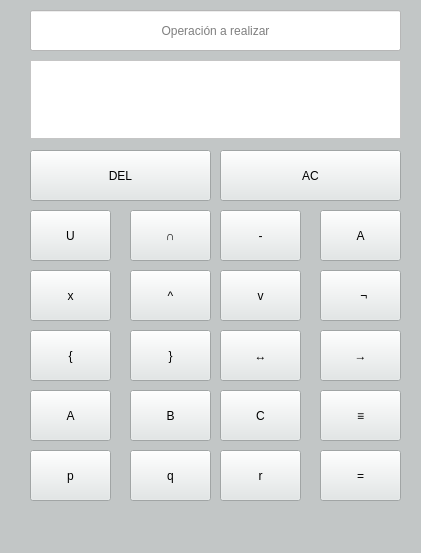
nanyssalazar/Calculadora-Binaria, file UI.ui: the form before one commit.
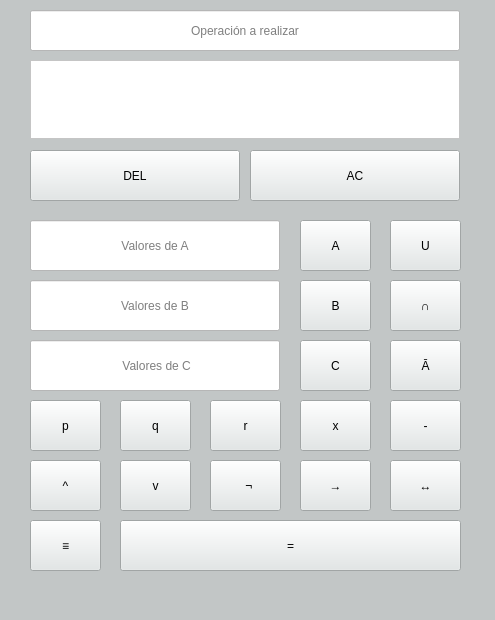
The form after the commit.

Commit message: Reacomodo de botones

Diff of the .ui file:
```diff
--- a/UI.ui
+++ b/UI.ui
@@ -9,8 +9,8 @@
    <rect>
     <x>0</x>
     <y>0</y>
-    <width>421</width>
-    <height>553</height>
+    <width>495</width>
+    <height>620</height>
    </rect>
   </property>
   <property name="maximumSize">
@@ -40,7 +40,7 @@
      <rect>
       <x>30</x>
       <y>150</y>
-      <width>181</width>
+      <width>210</width>
       <height>51</height>
      </rect>
     </property>
@@ -54,9 +54,9 @@
    <widget class="QPushButton" name="btn_ac">
     <property name="geometry">
      <rect>
-      <x>220</x>
+      <x>250</x>
       <y>150</y>
-      <width>181</width>
+      <width>210</width>
       <height>51</height>
      </rect>
     </property>
@@ -70,9 +70,9 @@
    <widget class="QPushButton" name="btn_union">
     <property name="geometry">
      <rect>
-      <x>30</x>
-      <y>210</y>
-      <width>81</width>
+      <x>390</x>
+      <y>220</y>
+      <width>71</width>
       <height>51</height>
      </rect>
     </property>
@@ -86,9 +86,9 @@
    <widget class="QPushButton" name="btn_interseccion">
     <property name="geometry">
      <rect>
-      <x>130</x>
-      <y>210</y>
-      <width>81</width>
+      <x>390</x>
+      <y>280</y>
+      <width>71</width>
       <height>51</height>
      </rect>
     </property>
@@ -102,9 +102,9 @@
    <widget class="QPushButton" name="btn_a">
     <property name="geometry">
      <rect>
-      <x>320</x>
-      <y>210</y>
-      <width>81</width>
+      <x>390</x>
+      <y>340</y>
+      <width>71</width>
       <height>51</height>
      </rect>
     </property>
@@ -112,15 +112,15 @@
      <string notr="true">background-color: rgb(226, 231, 231);</string>
     </property>
     <property name="text">
-     <string>A</string>
+     <string>Ā</string>
     </property>
    </widget>
    <widget class="QPushButton" name="btn_resta">
     <property name="geometry">
      <rect>
-      <x>220</x>
-      <y>210</y>
-      <width>81</width>
+      <x>390</x>
+      <y>400</y>
+      <width>71</width>
       <height>51</height>
      </rect>
     </property>
@@ -134,9 +134,9 @@
    <widget class="QPushButton" name="btn_not">
     <property name="geometry">
      <rect>
-      <x>320</x>
-      <y>270</y>
-      <width>81</width>
+      <x>210</x>
+      <y>460</y>
+      <width>71</width>
       <height>51</height>
      </rect>
     </property>
@@ -150,9 +150,9 @@
    <widget class="QPushButton" name="btn_and">
     <property name="geometry">
      <rect>
-      <x>130</x>
-      <y>270</y>
-      <width>81</width>
+      <x>30</x>
+      <y>460</y>
+      <width>71</width>
       <height>51</height>
      </rect>
     </property>
@@ -166,9 +166,9 @@
    <widget class="QPushButton" name="btn_x">
     <property name="geometry">
      <rect>
-      <x>30</x>
-      <y>270</y>
-      <width>81</width>
+      <x>300</x>
+      <y>400</y>
+      <width>71</width>
       <height>51</height>
      </rect>
     </property>
@@ -182,9 +182,9 @@
    <widget class="QPushButton" name="btn_or">
     <property name="geometry">
      <rect>
-      <x>220</x>
-      <y>270</y>
-      <width>81</width>
+      <x>120</x>
+      <y>460</y>
+      <width>71</width>
       <height>51</height>
      </rect>
     </property>
@@ -198,9 +198,9 @@
    <widget class="QPushButton" name="btn_relacional">
     <property name="geometry">
      <rect>
-      <x>320</x>
-      <y>330</y>
-      <width>81</width>
+      <x>300</x>
+      <y>460</y>
+      <width>71</width>
       <height>51</height>
      </rect>
     </property>
@@ -211,44 +211,12 @@
      <string>→</string>
     </property>
    </widget>
-   <widget class="QPushButton" name="btn_llavecerrar">
-    <property name="geometry">
-     <rect>
-      <x>130</x>
-      <y>330</y>
-      <width>81</width>
-      <height>51</height>
-     </rect>
-    </property>
-    <property name="styleSheet">
-     <string notr="true">background-color: rgb(226, 231, 231);</string>
-    </property>
-    <property name="text">
-     <string>}</string>
-    </property>
-   </widget>
-   <widget class="QPushButton" name="btn_llaveabrir">
-    <property name="geometry">
-     <rect>
-      <x>30</x>
-      <y>330</y>
-      <width>81</width>
-      <height>51</height>
-     </rect>
-    </property>
-    <property name="styleSheet">
-     <string notr="true">background-color: rgb(226, 231, 231);</string>
-    </property>
-    <property name="text">
-     <string>{</string>
-    </property>
-   </widget>
    <widget class="QPushButton" name="btn_birelaccional">
     <property name="geometry">
      <rect>
-      <x>220</x>
-      <y>330</y>
-      <width>81</width>
+      <x>390</x>
+      <y>460</y>
+      <width>71</width>
       <height>51</height>
      </rect>
     </property>
@@ -262,9 +230,9 @@
    <widget class="QPushButton" name="btn_equiv">
     <property name="geometry">
      <rect>
-      <x>320</x>
-      <y>390</y>
-      <width>81</width>
+      <x>30</x>
+      <y>520</y>
+      <width>71</width>
       <height>51</height>
      </rect>
     </property>
@@ -278,9 +246,9 @@
    <widget class="QPushButton" name="btn_conjB">
     <property name="geometry">
      <rect>
-      <x>130</x>
-      <y>390</y>
-      <width>81</width>
+      <x>300</x>
+      <y>280</y>
+      <width>71</width>
       <height>51</height>
      </rect>
     </property>
@@ -294,9 +262,9 @@
    <widget class="QPushButton" name="btn_conjA">
     <property name="geometry">
      <rect>
-      <x>30</x>
-      <y>390</y>
-      <width>81</width>
+      <x>300</x>
+      <y>220</y>
+      <width>71</width>
       <height>51</height>
      </rect>
     </property>
@@ -310,9 +278,9 @@
    <widget class="QPushButton" name="btn_conjC">
     <property name="geometry">
      <rect>
-      <x>220</x>
-      <y>390</y>
-      <width>81</width>
+      <x>300</x>
+      <y>340</y>
+      <width>71</width>
       <height>51</height>
      </rect>
     </property>
@@ -326,9 +294,9 @@
    <widget class="QPushButton" name="btn_igual">
     <property name="geometry">
      <rect>
-      <x>320</x>
-      <y>450</y>
-      <width>81</width>
+      <x>120</x>
+      <y>520</y>
+      <width>341</width>
       <height>51</height>
      </rect>
     </property>
@@ -342,9 +310,9 @@
    <widget class="QPushButton" name="btn_q">
     <property name="geometry">
      <rect>
-      <x>130</x>
-      <y>450</y>
-      <width>81</width>
+      <x>120</x>
+      <y>400</y>
+      <width>71</width>
       <height>51</height>
      </rect>
     </property>
@@ -359,8 +327,8 @@
     <property name="geometry">
      <rect>
       <x>30</x>
-      <y>450</y>
-      <width>81</width>
+      <y>400</y>
+      <width>71</width>
       <height>51</height>
      </rect>
     </property>
@@ -374,9 +342,9 @@
    <widget class="QPushButton" name="btn_r">
     <property name="geometry">
      <rect>
-      <x>220</x>
-      <y>450</y>
-      <width>81</width>
+      <x>210</x>
+      <y>400</y>
+      <width>71</width>
       <height>51</height>
      </rect>
     </property>
@@ -392,7 +360,7 @@
      <rect>
       <x>30</x>
       <y>60</y>
-      <width>371</width>
+      <width>430</width>
       <height>79</height>
      </rect>
     </property>
@@ -417,7 +385,7 @@
      <rect>
       <x>30</x>
       <y>10</y>
-      <width>371</width>
+      <width>430</width>
       <height>41</height>
      </rect>
     </property>
@@ -434,6 +402,72 @@
      <string>Operación a realizar</string>
     </property>
    </widget>
+   <widget class="QLineEdit" name="conjA">
+    <property name="geometry">
+     <rect>
+      <x>30</x>
+      <y>220</y>
+      <width>250</width>
+      <height>51</height>
+     </rect>
+    </property>
+    <property name="styleSheet">
+     <string notr="true">background-color: rgb(255, 255, 255);</string>
+    </property>
+    <property name="text">
+     <string/>
+    </property>
+    <property name="alignment">
+     <set>Qt::AlignCenter</set>
+    </property>
+    <property name="placeholderText">
+     <string>Valores de A</string>
+    </property>
+   </widget>
+   <widget class="QLineEdit" name="conjB">
+    <property name="geometry">
+     <rect>
+      <x>30</x>
+      <y>280</y>
+      <width>250</width>
+      <height>51</height>
+     </rect>
+    </property>
+    <property name="styleSheet">
+     <string notr="true">background-color: rgb(255, 255, 255);</string>
+    </property>
+    <property name="text">
+     <string/>
+    </property>
+    <property name="alignment">
+     <set>Qt::AlignCenter</set>
+    </property>
+    <property name="placeholderText">
+     <string>Valores de B</string>
+    </property>
+   </widget>
+   <widget class="QLineEdit" name="conjC">
+    <property name="geometry">
+     <rect>
+      <x>30</x>
+      <y>340</y>
+      <width>250</width>
+      <height>51</height>
+     </rect>
+    </property>
+    <property name="styleSheet">
+     <string notr="true">background-color: rgb(255, 255, 255);</string>
+    </property>
+    <property name="text">
+     <string/>
+    </property>
+    <property name="alignment">
+     <set>Qt::AlignCenter</set>
+    </property>
+    <property name="placeholderText">
+     <string> Valores de C</string>
+    </property>
+   </widget>
   </widget>
   <widget class="QMenuBar" name="menubar">
    <property name="geometry">
```
Left out of the diff: 2 changed lines with no effect on the pictures. The commit also changes 1 other file.
